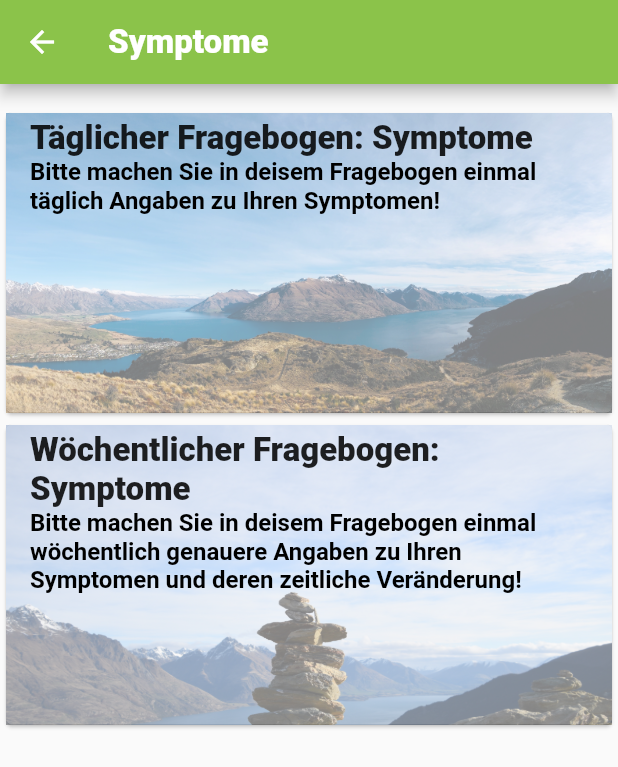
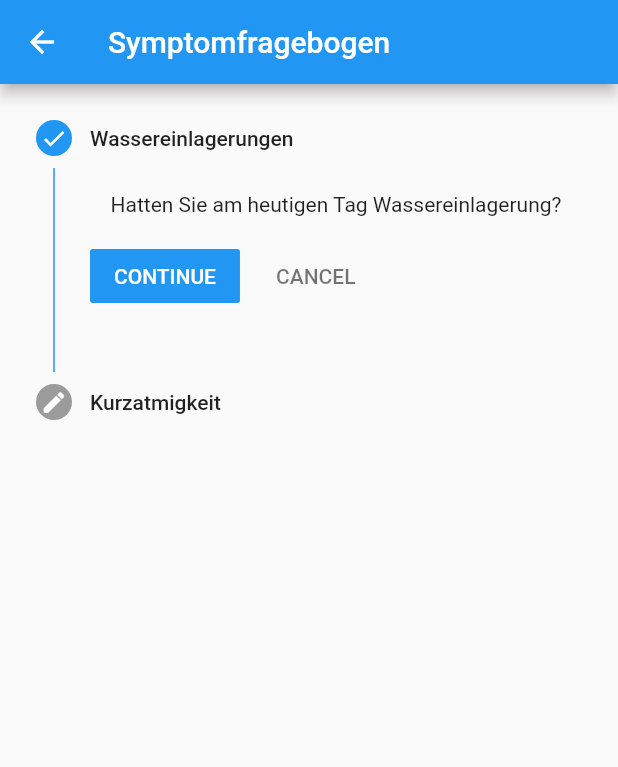
Before and after one commit to Linea-code/chf-app, a Flutter app: the Symptoms screen opened directly, after a tap on "Täglicher Fragebogen: Symptome", on a phone screen of 412 x 824 dp. Shown: the top 767 px of the screen. Run offline on Flutter 3.47's test engine with Material 2 defaults, Android fonts, the phone set to English and light mode, and no system bars; Roboto replaces fonts that are missing (Arial).

Commit message:
dailyquest

```diff
--- /dev/null
+++ b/lib/symptoms/dailyquest.dart
@@ -0,0 +1,118 @@
+import 'package:flutter/cupertino.dart';
+import 'package:flutter/material.dart';
+import 'package:flutter/rendering.dart';
+
+class DailyQuest extends StatefulWidget {
+  @override
+  _DailyQuestState createState() => _DailyQuestState();
+}
+
+class _DailyQuestState extends State<DailyQuest> {
+  static int _wassereinlagerungen;
+  static bool isButtonPressed = false;
+
+  List<Step> steps = [
+    Step(
+    title: Text("Wassereinlagerungen"),
+    isActive: true,
+    state: StepState.complete,
+    content: Column(
+      children: <Widget>[
+        Container(
+          child: Text("Hatten Sie am heutigen Tag Wassereinlagerung?"),
+        ),
+
+      ],
+
+    ),
+  ),
+    Step(
+      isActive: false,
+      state: StepState.editing,
+      title: Text('Kurzatmigkeit'),
+      content: Row(
+
+      ),
+    ),];
+
+  int currentStep = 0;
+  bool complete = false;
+
+  @override
+  Widget build(BuildContext context) {
+    return new Scaffold(
+      appBar: AppBar(
+        title: Text("Symptomfragebogen"),
+      ),
+      body:Column(
+          children: <Widget>[
+            complete ? Expanded(
+              child: Center(
+                child: AlertDialog(
+                  title: new Text('Vielen Dank!'),
+                  content: new Text("Sie haben den täglichen Fragebogen abgeschlossen!"),
+                  actions: <Widget>[
+                    new FlatButton(
+                        child: new Text('Schließen'),
+                      onPressed: (){
+                      setState(() {
+                        complete = false;
+                      });
+                    }
+                    )  ,
+                  ],
+                ),
+              ),
+            )
+            :Expanded(
+              child: Stepper(
+                type: StepperType.vertical,
+                steps: steps,
+                currentStep: currentStep,
+                onStepContinue: next,
+                onStepCancel: cancel,
+                onStepTapped: (step)=> goTo(step),
+
+              ),
+
+            )
+          ],
+      ),
+    );
+
+    }
+  next() {
+    currentStep + 1 != steps.length ? goTo(currentStep + 1) : setState(() =>
+    complete = true);
+  }
+
+  cancel() {
+    if (currentStep > 0) {
+      goTo(currentStep - 1);
+    }
+  }
+
+  goTo(int step){
+    setState(() {
+      currentStep = step;
+    });
+  }
+
+}
+
+class Knopf extends StatefulWidget {
+  @override
+  _KnopfState createState() => _KnopfState();
+}
+
+class _KnopfState extends State<Knopf> {
+  bool _pressed = false;
+  @override
+  Widget build(BuildContext context) {
+    return RaisedButton(
+      child: Text('hallo'),
+      color: _pressed ? Colors.lightGreen : Colors.grey,
+      onPressed: () => setState(()=> _pressed = !_pressed),
+    );
+  }
+}
--- a/lib/symptoms/symptoms.dart
+++ b/lib/symptoms/symptoms.dart
@@ -1,6 +1,7 @@
 import 'package:flutter/cupertino.dart';
 import 'package:flutter/material.dart';
 import 'package:flutter/painting.dart';
+import 'package:herzinsuffizienz/symptoms/dailyquest.dart';
 
 class Symptoms extends StatelessWidget {
   final String _title = "Symptome";
@@ -33,7 +34,12 @@ class Symptoms extends StatelessWidget {
                 ),
                 child: InkWell(
                   splashColor: Colors.lightGreen[200],
-                  onTap: (){},
+                  onTap: (){
+                    Navigator.push(
+                        context,
+                        MaterialPageRoute(builder: (context)=> DailyQuest())
+                    );
+                  },
                   child:
                   ListTile(
                     title: Text("Täglicher Fragebogen: Symptome",
@@ -64,7 +70,9 @@ class Symptoms extends StatelessWidget {
               ),
             child: InkWell(
               splashColor: Colors.lightGreen[200],
-              onTap: (){},
+              onTap: (){
+
+              },
               child:
               ListTile(
               title: Text("Wöchentlicher Fragebogen: Symptome",
```
Also changed, not shown: lib/symptoms/wassereinlagerung.dart (added).
